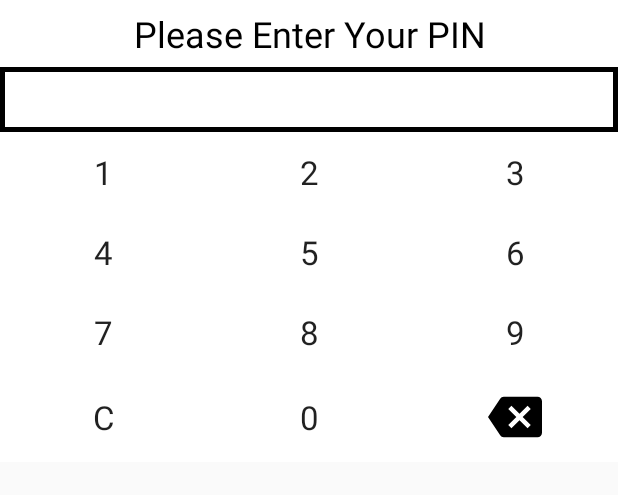
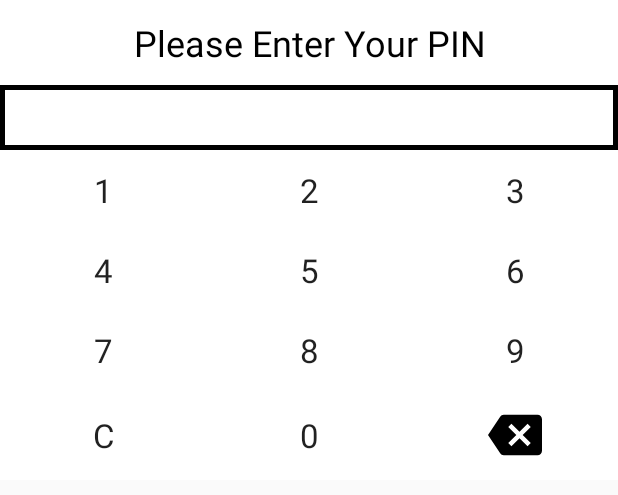
Before and after one commit to hudipo/pumidm19, an Android app: the layout custom_keyboard_view.xml on its own in the app's theme, with its tools: preview values and no code run, on a phone screen of 412 x 824 dp. Shown: the top 495 px of the screen. Run offline under Robolectric (Android 15) with nearby library versions, the phone set to English and light mode, and no system bars.

Commit message:
view/request initial commit

```diff
--- a/app/src/main/res/layout/custom_keyboard_view.xml
+++ b/app/src/main/res/layout/custom_keyboard_view.xml
@@ -8,8 +8,8 @@
         android:layout_width="match_parent"
         android:layout_height="wrap_content"
         android:background="@android:color/white"
-        android:paddingTop="6dp"
-        android:paddingBottom="6dp"
+        android:paddingTop="@dimen/dp12"
+        android:paddingBottom="@dimen/dp12"
         android:text="@string/please_enter_your_pin"
         android:textAlignment="center"
         android:textColor="@android:color/black"
--- a/app/src/main/res/values/dimens.xml
+++ b/app/src/main/res/values/dimens.xml
@@ -10,6 +10,8 @@
     <dimen name="main_margin">16dp</dimen>
     <dimen name="margin_horizontal_login">32dp</dimen>
     <dimen name="margin_vertical_login">50dp</dimen>
+    <dimen name="dp18">18dp</dimen>
+
 
     <!--elevetaion-->
     <dimen name="button_elevation">2dp</dimen>
@@ -20,4 +22,7 @@
     <!--login-->
     <dimen name="font_login">16sp</dimen>
     <dimen name="width_logo">250dp</dimen>
+    <dimen name="dp32">32dp</dimen>
+    <dimen name="dp12">12dp</dimen>
+    <dimen name="dp6">6dp</dimen>
 </resources>
```
Also changed, not shown: app/src/main/AndroidManifest.xml (+6 -3 lines).
